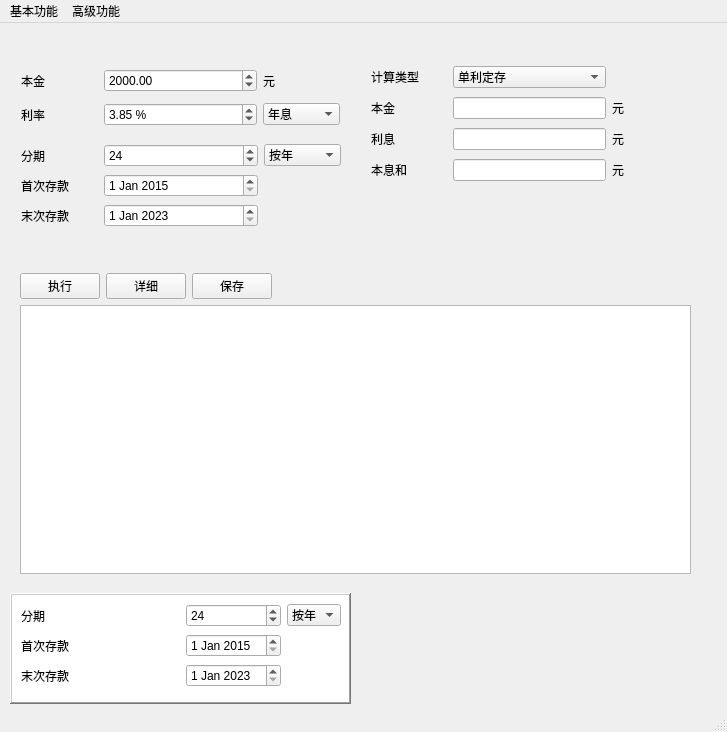
zero-bugs/simpleCalcApp, file ui/GuiForm.ui: the form before one commit.
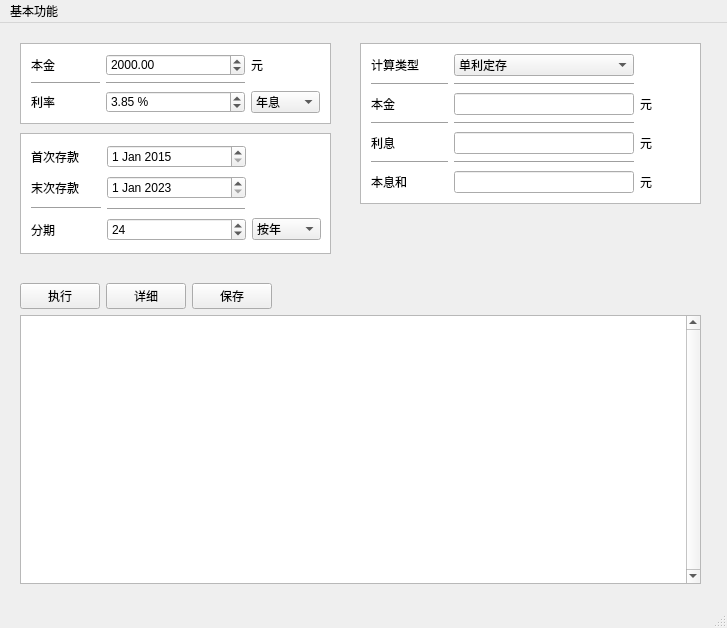
The form after the commit.

Commit message: adjust interface

```diff
--- a/ui/GuiForm.ui
+++ b/ui/GuiForm.ui
@@ -7,7 +7,7 @@
     <x>0</x>
     <y>0</y>
     <width>727</width>
-    <height>732</height>
+    <height>628</height>
    </rect>
   </property>
   <property name="windowTitle">
@@ -17,10 +17,10 @@
    <widget class="QWidget" name="gridLayoutWidget">
     <property name="geometry">
      <rect>
-      <x>20</x>
-      <y>40</y>
-      <width>321</width>
-      <height>71</height>
+      <x>30</x>
+      <y>30</y>
+      <width>291</width>
+      <height>61</height>
      </rect>
     </property>
     <layout class="QGridLayout" name="gridLayout" rowstretch="0,0,0" columnstretch="1,2,1">
@@ -96,42 +96,55 @@
        </item>
       </widget>
      </item>
+     <item row="1" column="0">
+      <widget class="Line" name="line">
+       <property name="orientation">
+        <enum>Qt::Horizontal</enum>
+       </property>
+      </widget>
+     </item>
+     <item row="1" column="1">
+      <widget class="Line" name="line_4">
+       <property name="orientation">
+        <enum>Qt::Horizontal</enum>
+       </property>
+      </widget>
+     </item>
     </layout>
    </widget>
    <widget class="QWidget" name="gridLayoutWidget_2">
     <property name="geometry">
      <rect>
       <x>370</x>
-      <y>40</y>
-      <width>318</width>
-      <height>123</height>
+      <y>30</y>
+      <width>321</width>
+      <height>146</height>
      </rect>
     </property>
-    <layout class="QGridLayout" name="gridLayout_2" columnstretch="1,2,1">
+    <layout class="QGridLayout" name="gridLayout_2" columnstretch="3,7,2">
+     <property name="sizeConstraint">
+      <enum>QLayout::SetDefaultConstraint</enum>
+     </property>
      <property name="leftMargin">
       <number>1</number>
      </property>
      <property name="rightMargin">
       <number>0</number>
      </property>
-     <item row="1" column="0">
-      <widget class="QLabel" name="label_6">
-       <property name="text">
-        <string>本金</string>
-       </property>
-      </widget>
+     <item row="2" column="1">
+      <widget class="QLineEdit" name="capitalTotal"/>
      </item>
-     <item row="0" column="0">
-      <widget class="QLabel" name="label_5">
-       <property name="text">
-        <string>计算类型</string>
+     <item row="3" column="0">
+      <widget class="Line" name="line_6">
+       <property name="orientation">
+        <enum>Qt::Horizontal</enum>
        </property>
       </widget>
      </item>
-     <item row="2" column="0">
-      <widget class="QLabel" name="label_7">
-       <property name="text">
-        <string>利息</string>
+     <item row="1" column="1">
+      <widget class="Line" name="line_8">
+       <property name="orientation">
+        <enum>Qt::Horizontal</enum>
        </property>
       </widget>
      </item>
@@ -182,85 +195,118 @@
        </item>
       </widget>
      </item>
-     <item row="3" column="0">
-      <widget class="QLabel" name="label_8">
-       <property name="text">
-        <string>本息和</string>
+     <item row="5" column="1">
+      <widget class="Line" name="line_10">
+       <property name="toolTipDuration">
+        <number>0</number>
        </property>
+       <property name="lineWidth">
+        <number>1</number>
+       </property>
+       <property name="orientation">
+        <enum>Qt::Horizontal</enum>
+       </property>
       </widget>
      </item>
-     <item row="1" column="2">
-      <widget class="QLabel" name="label_9">
-       <property name="text">
-        <string>元</string>
+     <item row="3" column="1">
+      <widget class="Line" name="line_9">
+       <property name="orientation">
+        <enum>Qt::Horizontal</enum>
        </property>
       </widget>
      </item>
-     <item row="2" column="2">
-      <widget class="QLabel" name="label_10">
-       <property name="text">
-        <string>元</string>
+     <item row="1" column="0">
+      <widget class="Line" name="line_5">
+       <property name="orientation">
+        <enum>Qt::Horizontal</enum>
        </property>
       </widget>
      </item>
-     <item row="1" column="1">
-      <widget class="QLineEdit" name="capitalTotal"/>
-     </item>
-     <item row="2" column="1">
+     <item row="4" column="1">
       <widget class="QLineEdit" name="interestTotal"/>
      </item>
-     <item row="3" column="1">
+     <item row="4" column="2">
+      <widget class="QLabel" name="label_10">
+       <property name="text">
+        <string>元</string>
+       </property>
+      </widget>
+     </item>
+     <item row="2" column="2">
+      <widget class="QLabel" name="label_9">
+       <property name="text">
+        <string>元</string>
+       </property>
+      </widget>
+     </item>
+     <item row="4" column="0">
+      <widget class="QLabel" name="label_7">
+       <property name="text">
+        <string>利息</string>
+       </property>
+      </widget>
+     </item>
+     <item row="5" column="0">
+      <widget class="Line" name="line_7">
+       <property name="orientation">
+        <enum>Qt::Horizontal</enum>
+       </property>
+      </widget>
+     </item>
+     <item row="6" column="1">
       <widget class="QLineEdit" name="capitalInterestTotal"/>
      </item>
-     <item row="3" column="2">
+     <item row="6" column="2">
       <widget class="QLabel" name="label_11">
        <property name="text">
         <string>元</string>
        </property>
       </widget>
      </item>
+     <item row="0" column="0">
+      <widget class="QLabel" name="label_5">
+       <property name="text">
+        <string>计算类型</string>
+       </property>
+      </widget>
+     </item>
+     <item row="2" column="0">
+      <widget class="QLabel" name="label_6">
+       <property name="text">
+        <string>本金</string>
+       </property>
+      </widget>
+     </item>
+     <item row="6" column="0">
+      <widget class="QLabel" name="label_8">
+       <property name="text">
+        <string>本息和</string>
+       </property>
+      </widget>
+     </item>
     </layout>
    </widget>
    <widget class="QWidget" name="gridLayoutWidget_3">
     <property name="geometry">
      <rect>
-      <x>20</x>
+      <x>30</x>
       <y>120</y>
-      <width>321</width>
-      <height>88</height>
+      <width>291</width>
+      <height>101</height>
      </rect>
     </property>
     <layout class="QGridLayout" name="gridLayout_4" columnstretch="1,2,1">
      <property name="leftMargin">
       <number>1</number>
      </property>
-     <item row="0" column="2">
-      <widget class="QComboBox" name="periodDim">
-       <item>
-        <property name="text">
-         <string>按年</string>
-        </property>
-       </item>
-       <item>
-        <property name="text">
-         <string>按月</string>
-        </property>
-       </item>
-       <item>
-        <property name="text">
-         <string>按天</string>
-        </property>
-       </item>
-      </widget>
-     </item>
-     <item row="0" column="0">
+     <item row="3" column="0">
       <widget class="QLabel" name="label_3">
        <property name="text">
         <string>分期</string>
        </property>
       </widget>
      </item>
-     <item row="0" column="1">
+     <item row="3" column="1">
       <widget class="QSpinBox" name="period">
        <property name="maximum">
         <number>720</number>
@@ -270,14 +316,51 @@
        </property>
       </widget>
      </item>
-     <item row="2" column="0">
+     <item row="1" column="1">
+      <widget class="QDateEdit" name="dateEdit_3">
+       <property name="date">
+        <date>
+         <year>2023</year>
+         <month>1</month>
+         <day>1</day>
+        </date>
+       </property>
+      </widget>
+     </item>
+     <item row="0" column="0">
+      <widget class="QLabel" name="label_14">
+       <property name="text">
+        <string>首次存款</string>
+       </property>
+      </widget>
+     </item>
+     <item row="1" column="0">
       <widget class="QLabel" name="label_15">
        <property name="text">
         <string>末次存款</string>
        </property>
       </widget>
      </item>
-     <item row="1" column="1">
+     <item row="3" column="2">
+      <widget class="QComboBox" name="periodDim">
+       <item>
+        <property name="text">
+         <string>按年</string>
+        </property>
+       </item>
+       <item>
+        <property name="text">
+         <string>按月</string>
+        </property>
+       </item>
+       <item>
+        <property name="text">
+         <string>按天</string>
+        </property>
+       </item>
+      </widget>
+     </item>
+     <item row="0" column="1">
       <widget class="QDateEdit" name="dateEdit_2">
        <property name="date">
         <date>
@@ -288,21 +371,20 @@
        </property>
       </widget>
      </item>
-     <item row="1" column="0">
-      <widget class="QLabel" name="label_14">
-       <property name="text">
-        <string>首次存款</string>
+     <item row="2" column="1">
+      <widget class="Line" name="line_2">
+       <property name="frameShadow">
+        <enum>QFrame::Raised</enum>
+       </property>
+       <property name="orientation">
+        <enum>Qt::Horizontal</enum>
        </property>
       </widget>
      </item>
-     <item row="2" column="1">
-      <widget class="QDateEdit" name="dateEdit_3">
-       <property name="date">
-        <date>
-         <year>2023</year>
-         <month>1</month>
-         <day>1</day>
-        </date>
+     <item row="2" column="0">
+      <widget class="Line" name="line_3">
+       <property name="orientation">
+        <enum>Qt::Horizontal</enum>
        </property>
       </widget>
      </item>
@@ -312,8 +394,8 @@
     <property name="geometry">
      <rect>
       <x>20</x>
-      <y>250</y>
-      <width>671</width>
+      <y>260</y>
+      <width>681</width>
       <height>301</height>
      </rect>
     </property>
@@ -325,13 +407,6 @@
        </property>
       </widget>
      </item>
-     <item row="0" column="0">
-      <widget class="QPushButton" name="optCalcCapital">
-       <property name="text">
-        <string>执行</string>
-       </property>
-      </widget>
-     </item>
      <item row="0" column="2">
       <widget class="QPushButton" name="optSaveResult">
        <property name="layoutDirection">
@@ -345,46 +420,159 @@
        </property>
       </widget>
      </item>
+     <item row="0" column="0">
+      <widget class="QPushButton" name="optCalcCapital">
+       <property name="text">
+        <string>执行</string>
+       </property>
+       <property name="checkable">
+        <bool>false</bool>
+       </property>
+       <property name="autoDefault">
+        <bool>false</bool>
+       </property>
+       <property name="default">
+        <bool>false</bool>
+       </property>
+       <property name="flat">
+        <bool>false</bool>
+       </property>
+      </widget>
+     </item>
+     <item row="0" column="3">
+      <widget class="QLabel" name="label_17">
+       <property name="text">
+        <string/>
+       </property>
+      </widget>
+     </item>
+     <item row="0" column="4">
+      <widget class="QLabel" name="label_16">
+       <property name="text">
+        <string/>
+       </property>
+      </widget>
+     </item>
      <item row="1" column="0" colspan="5">
       <widget class="QPlainTextEdit" name="detailsText">
+       <property name="verticalScrollBarPolicy">
+        <enum>Qt::ScrollBarAlwaysOn</enum>
+       </property>
+       <property name="horizontalScrollBarPolicy">
+        <enum>Qt::ScrollBarAsNeeded</enum>
+       </property>
+       <property name="sizeAdjustPolicy">
+        <enum>QAbstractScrollArea::AdjustToContents</enum>
+       </property>
        <property name="tabStopWidth">
         <number>100</number>
        </property>
       </widget>
      </item>
-     <item row="0" column="4">
-      <widget class="QLabel" name="label_16">
-       <property name="text">
-        <string/>
-       </property>
-      </widget>
-     </item>
-     <item row="0" column="3">
-      <widget class="QLabel" name="label_17">
-       <property name="text">
-        <string/>
-       </property>
-      </widget>
-     </item>
     </layout>
    </widget>
    <widget class="QGraphicsView" name="graphicsView">
+    <property name="enabled">
+     <bool>true</bool>
+    </property>
     <property name="geometry">
      <rect>
-      <x>10</x>
-      <y>570</y>
+      <x>20</x>
+      <y>20</y>
+      <width>311</width>
+      <height>81</height>
+     </rect>
+    </property>
+    <property name="focusPolicy">
+     <enum>Qt::ClickFocus</enum>
+    </property>
+    <property name="acceptDrops">
+     <bool>false</bool>
+    </property>
+    <property name="toolTipDuration">
+     <number>0</number>
+    </property>
+    <property name="layoutDirection">
+     <enum>Qt::RightToLeft</enum>
+    </property>
+    <property name="autoFillBackground">
+     <bool>false</bool>
+    </property>
+    <property name="frameShape">
+     <enum>QFrame::StyledPanel</enum>
+    </property>
+    <property name="frameShadow">
+     <enum>QFrame::Sunken</enum>
+    </property>
+    <property name="lineWidth">
+     <number>1</number>
+    </property>
+    <property name="midLineWidth">
+     <number>1</number>
+    </property>
+    <property name="verticalScrollBarPolicy">
+     <enum>Qt::ScrollBarAsNeeded</enum>
+    </property>
+    <property name="horizontalScrollBarPolicy">
+     <enum>Qt::ScrollBarAsNeeded</enum>
+    </property>
+    <property name="sizeAdjustPolicy">
+     <enum>QAbstractScrollArea::AdjustIgnored</enum>
+    </property>
+    <property name="backgroundBrush">
+     <brush brushstyle="Dense1Pattern">
+      <color alpha="255">
+       <red>170</red>
+       <green>255</green>
+       <blue>127</blue>
+      </color>
+     </brush>
+    </property>
+    <property name="foregroundBrush">
+     <brush brushstyle="Dense1Pattern">
+      <color alpha="255">
+       <red>170</red>
+       <green>255</green>
+       <blue>255</blue>
+      </color>
+     </brush>
+    </property>
+    <property name="interactive">
+     <bool>false</bool>
+    </property>
+   </widget>
+   <widget class="QGraphicsView" name="graphicsView_2">
+    <property name="enabled">
+     <bool>true</bool>
+    </property>
+    <property name="geometry">
+     <rect>
+      <x>360</x>
+      <y>20</y>
       <width>341</width>
-      <height>111</height>
+      <height>161</height>
      </rect>
     </property>
+    <property name="focusPolicy">
+     <enum>Qt::ClickFocus</enum>
+    </property>
+    <property name="acceptDrops">
+     <bool>false</bool>
+    </property>
     <property name="toolTipDuration">
      <number>0</number>
     </property>
+    <property name="layoutDirection">
+     <enum>Qt::LeftToRight</enum>
+    </property>
+    <property name="autoFillBackground">
+     <bool>false</bool>
+    </property>
     <property name="frameShape">
-     <enum>QFrame::WinPanel</enum>
+     <enum>QFrame::StyledPanel</enum>
     </property>
     <property name="frameShadow">
-     <enum>QFrame::Raised</enum>
+     <enum>QFrame::Sunken</enum>
     </property>
     <property name="lineWidth">
      <number>1</number>
@@ -392,8 +580,17 @@
     <property name="midLineWidth">
      <number>1</number>
     </property>
+    <property name="verticalScrollBarPolicy">
+     <enum>Qt::ScrollBarAsNeeded</enum>
+    </property>
+    <property name="horizontalScrollBarPolicy">
+     <enum>Qt::ScrollBarAsNeeded</enum>
+    </property>
+    <property name="sizeAdjustPolicy">
+     <enum>QAbstractScrollArea::AdjustIgnored</enum>
+    </property>
     <property name="backgroundBrush">
-     <brush brushstyle="SolidPattern">
+     <brush brushstyle="Dense1Pattern">
       <color alpha="255">
        <red>170</red>
        <green>255</green>
@@ -402,10 +599,80 @@
      </brush>
     </property>
     <property name="foregroundBrush">
-     <brush brushstyle="SolidPattern">
+     <brush brushstyle="Dense1Pattern">
       <color alpha="255">
        <red>170</red>
-       <green>170</green>
+       <green>255</green>
+       <blue>255</blue>
+      </color>
+     </brush>
+    </property>
+    <property name="interactive">
+     <bool>false</bool>
+    </property>
+   </widget>
+   <widget class="QGraphicsView" name="graphicsView_3">
+    <property name="enabled">
+     <bool>true</bool>
+    </property>
+    <property name="geometry">
+     <rect>
+      <x>20</x>
+      <y>110</y>
+      <width>311</width>
+      <height>121</height>
+     </rect>
+    </property>
+    <property name="focusPolicy">
+     <enum>Qt::ClickFocus</enum>
+    </property>
+    <property name="acceptDrops">
+     <bool>false</bool>
+    </property>
+    <property name="toolTipDuration">
+     <number>0</number>
+    </property>
+    <property name="layoutDirection">
+     <enum>Qt::RightToLeft</enum>
+    </property>
+    <property name="autoFillBackground">
+     <bool>false</bool>
+    </property>
+    <property name="frameShape">
+     <enum>QFrame::StyledPanel</enum>
+    </property>
+    <property name="frameShadow">
+     <enum>QFrame::Sunken</enum>
+    </property>
+    <property name="lineWidth">
+     <number>1</number>
+    </property>
+    <property name="midLineWidth">
+     <number>1</number>
+    </property>
+    <property name="verticalScrollBarPolicy">
+     <enum>Qt::ScrollBarAsNeeded</enum>
+    </property>
+    <property name="horizontalScrollBarPolicy">
+     <enum>Qt::ScrollBarAsNeeded</enum>
+    </property>
+    <property name="sizeAdjustPolicy">
+     <enum>QAbstractScrollArea::AdjustIgnored</enum>
+    </property>
+    <property name="backgroundBrush">
+     <brush brushstyle="Dense1Pattern">
+      <color alpha="255">
+       <red>170</red>
+       <green>255</green>
+       <blue>127</blue>
+      </color>
+     </brush>
+    </property>
+    <property name="foregroundBrush">
+     <brush brushstyle="Dense1Pattern">
+      <color alpha="255">
+       <red>170</red>
+       <green>255</green>
        <blue>255</blue>
       </color>
      </brush>
@@ -414,96 +681,16 @@
      <bool>false</bool>
     </property>
     <property name="renderHints">
-     <set>QPainter::SmoothPixmapTransform|QPainter::TextAntialiasing</set>
+     <set>QPainter::TextAntialiasing</set>
     </property>
    </widget>
-   <widget class="QWidget" name="gridLayoutWidget_5">
-    <property name="geometry">
-     <rect>
-      <x>20</x>
-      <y>580</y>
-      <width>321</width>
-      <height>88</height>
-     </rect>
-    </property>
-    <layout class="QGridLayout" name="gridLayout_6" columnstretch="1,0,0">
-     <property name="leftMargin">
-      <number>1</number>
-     </property>
-     <item row="0" column="2">
-      <widget class="QComboBox" name="periodDim_2">
-       <item>
-        <property name="text">
-         <string>按年</string>
-        </property>
-       </item>
-       <item>
-        <property name="text">
-         <string>按月</string>
-        </property>
-       </item>
-       <item>
-        <property name="text">
-         <string>按天</string>
-        </property>
-       </item>
-      </widget>
-     </item>
-     <item row="0" column="0">
-      <widget class="QLabel" name="label_12">
-       <property name="text">
-        <string>分期</string>
-       </property>
-      </widget>
-     </item>
-     <item row="0" column="1">
-      <widget class="QSpinBox" name="period_2">
-       <property name="maximum">
-        <number>720</number>
-       </property>
-       <property name="value">
-        <number>24</number>
-       </property>
-      </widget>
-     </item>
-     <item row="2" column="0">
-      <widget class="QLabel" name="label_18">
-       <property name="text">
-        <string>末次存款</string>
-       </property>
-      </widget>
-     </item>
-     <item row="1" column="1">
-      <widget class="QDateEdit" name="dateEdit_4">
-       <property name="date">
-        <date>
-         <year>2015</year>
-         <month>1</month>
-         <day>1</day>
-        </date>
-       </property>
-      </widget>
-     </item>
-     <item row="1" column="0">
-      <widget class="QLabel" name="label_19">
-       <property name="text">
-        <string>首次存款</string>
-       </property>
-      </widget>
-     </item>
-     <item row="2" column="1">
-      <widget class="QDateEdit" name="dateEdit_5">
-       <property name="date">
-        <date>
-         <year>2023</year>
-         <month>1</month>
-         <day>1</day>
-        </date>
-       </property>
-      </widget>
-     </item>
-    </layout>
-   </widget>
+   <zorder>graphicsView</zorder>
+   <zorder>graphicsView_3</zorder>
+   <zorder>graphicsView_2</zorder>
+   <zorder>gridLayoutWidget</zorder>
+   <zorder>gridLayoutWidget_2</zorder>
+   <zorder>gridLayoutWidget_3</zorder>
+   <zorder>gridLayoutWidget_4</zorder>
   </widget>
   <widget class="QStatusBar" name="statusbar"/>
   <widget class="QMenuBar" name="menubar">
@@ -520,13 +707,7 @@
      <string>基本功能</string>
     </property>
    </widget>
-   <widget class="QMenu" name="advancedFuncs">
-    <property name="title">
-     <string>高级功能</string>
-    </property>
-   </widget>
    <addaction name="basicFuncs"/>
-   <addaction name="advancedFuncs"/>
   </widget>
   <action name="basicFunctions">
    <property name="text">
```
The commit also changes 2 other files.
